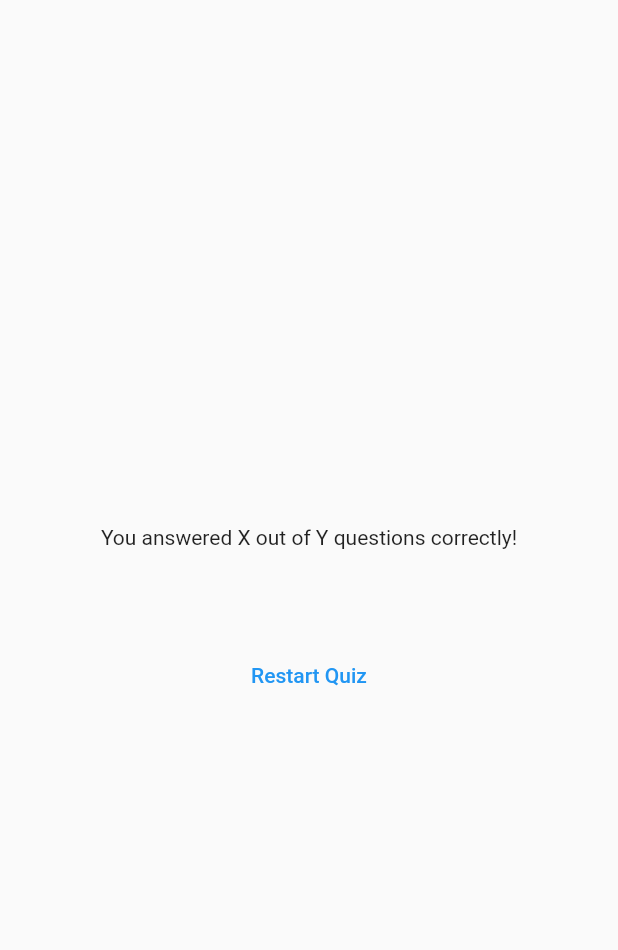
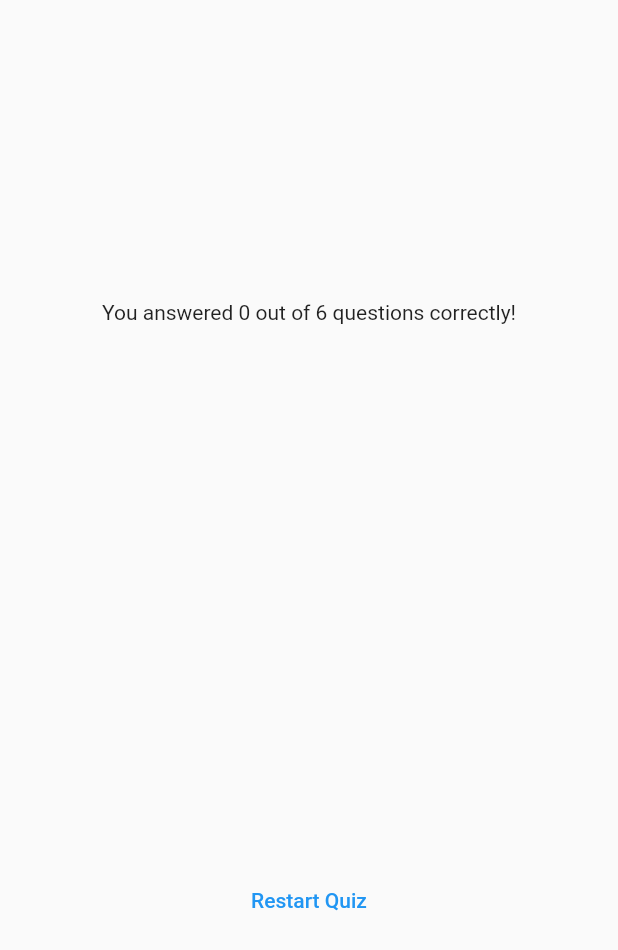
Before and after one commit to SagarM21/QuizApp, a Flutter app: the ResultsScreen widget shown alone on an empty page, opened directly with empty values, on a phone screen of 412 x 824 dp. Shown: the top 950 px of the screen. Run offline on Flutter 3.47's test engine with Material 2 defaults, Android fonts, the phone set to English and light mode, and no system bars; our stand-ins replace google_fonts.

Commit message:
made results screen scrollable

```diff
--- a/lib/questions_summary.dart
+++ b/lib/questions_summary.dart
@@ -7,22 +7,29 @@ class QuestionsSummary extends StatelessWidget {
 
   @override
   Widget build(context) {
-    return Column(
+    return SizedBox(
+      height: 300,
+      child: SingleChildScrollView(
+        child: Column(
           children: summaryData.map((data) {
             return Row(
               children: [
                 Text(((data['question_index'] as int) + 1).toString()),
-            Column(
+                Expanded(
+                  child: Column(
                     children: [
                       Text(data['question'] as String),
                       const SizedBox(height: 5),
                       Text(data['user_answer'] as String),
                       Text(data['correct_answer'] as String)
                     ],
+                  ),
                 )
               ],
             );
           }).toList(),
+        ),
+      ),
     );
   }
 }
--- a/lib/results_screen.dart
+++ b/lib/results_screen.dart
@@ -24,6 +24,11 @@ class ResultsScreen extends StatelessWidget {
 
   @override
   Widget build(context) {
+    final summaryData = getSummaryData();
+    final numTotalQuestions = questions.length;
+    final numCorrectOptions = summaryData.where((data) {
+      return data['user_answer'] == data['correct_answer'];
+    }).length;
     return SizedBox(
         width: double.infinity,
         child: Container(
@@ -31,9 +36,10 @@ class ResultsScreen extends StatelessWidget {
             child: Column(
               mainAxisAlignment: MainAxisAlignment.center,
               children: [
-                const Text('You answered X out of Y questions correctly!'),
+                Text(
+                    'You answered $numCorrectOptions out of $numTotalQuestions questions correctly!'),
                 const SizedBox(height: 30),
-                QuestionsSummary(getSummaryData()),
+                QuestionsSummary(summaryData),
                 const SizedBox(height: 30),
                 TextButton(onPressed: () {}, child: const Text('Restart Quiz'))
               ],
```
Lines whose indentation alone changed are shown as unchanged.
